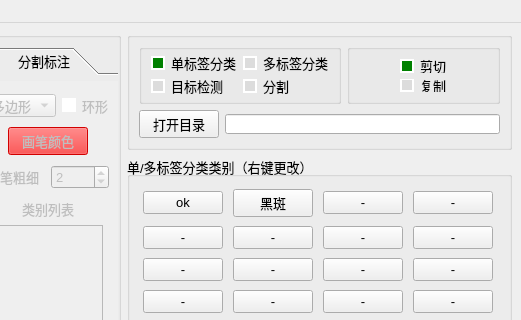
The window that main.ui (feiyuhuahuo/HuaHuoLabel) describes before a commit, drawn with Qt 5; both pictures show x 739 to 1260 and y 0 to 320 of the 1260 by 901 pixel window.
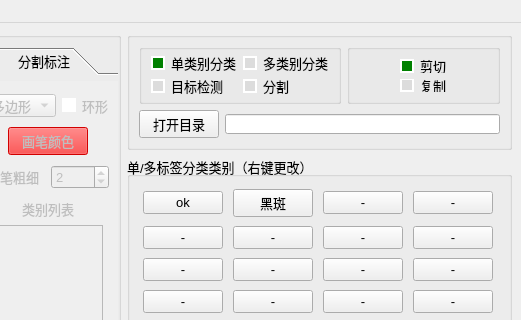
The same window after the commit. Icons and pictures are not drawn. Custom widgets are drawn as their Qt base class.

What changed in the file:
```diff
--- a/main.ui
+++ b/main.ui
@@ -902,7 +902,7 @@
 }</string>
               </property>
               <property name="text">
-               <string>多标签分类</string>
+               <string>多类别分类</string>
               </property>
               <property name="checked">
                <bool>false</bool>
@@ -942,7 +942,7 @@
 }</string>
               </property>
               <property name="text">
-               <string>单标签分类</string>
+               <string>单类别分类</string>
               </property>
               <property name="checked">
                <bool>true</bool>
```
Left out of the diff: 2 changed lines with no effect on the pictures.
